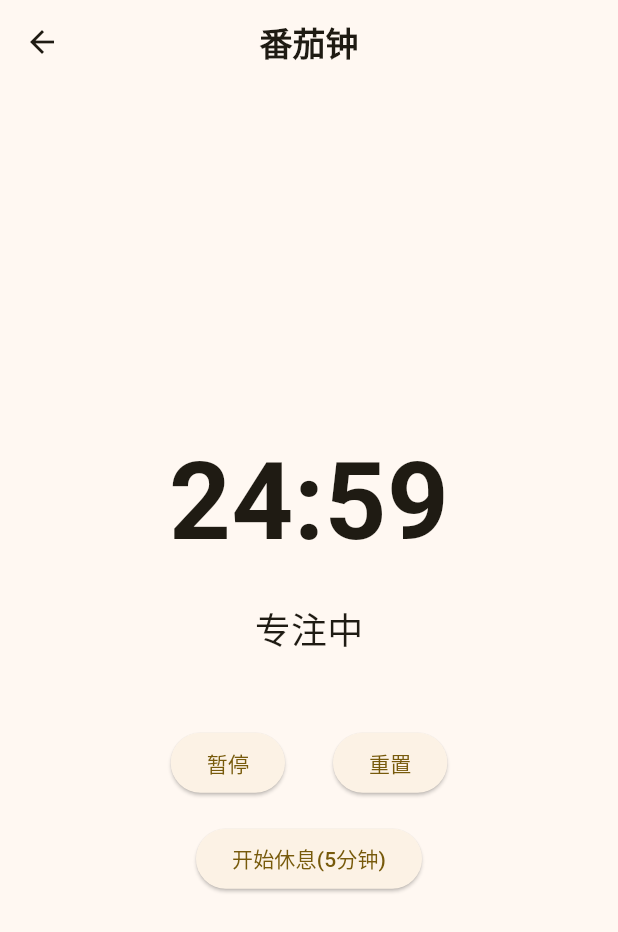
After one commit to s906903912/jinbeibei-robot, a Flutter app: the PomodoroScreen screen opened by its route, after a tap on "开始专注", on a phone screen of 412 x 824 dp. The commit adds this screen. Shown: the top 932 px of the screen. Run offline on Flutter 3.47's test engine with Material 3 defaults, Android fonts, the phone set to English and light mode, and no system bars; our stand-ins replace hive, speech_to_text; accounts and stored records are empty; network calls fail; Roboto replaces fonts that are missing (MiSans).

Commit message:
feat: 添加番茄钟和倒计时提醒功能

```diff
--- a/app/lib/config/routes.dart
+++ b/app/lib/config/routes.dart
@@ -6,6 +6,8 @@ import '../screens/settings/settings_screen.dart';
 import '../screens/device/device_pairing_screen.dart';
 import '../screens/weather/weather_screen.dart';
 import '../screens/todo/todo_screen.dart';
+import '../screens/pomodoro/pomodoro_screen.dart';
+import '../screens/timer/timer_screen.dart';
 
 /// 路由配置
 class Routes {
@@ -17,6 +19,8 @@ class Routes {
   static const String devicePairing = '/device-pairing';
   static const String weather = '/weather';
   static const String todo = '/todo';
+  static const String pomodoro = '/pomodoro';
+  static const String timer = '/timer';
 
   /// 生成路由
   static Route<dynamic> generateRoute(RouteSettings settings) {
@@ -52,6 +56,12 @@ class Routes {
       case Routes.todo:
         return MaterialPageRoute(builder: (_) => const TodoScreen());
 
+      case Routes.pomodoro:
+        return MaterialPageRoute(builder: (_) => const PomodoroScreen());
+
+      case Routes.timer:
+        return MaterialPageRoute(builder: (_) => const TimerScreen());
+
       default:
         return MaterialPageRoute(
           builder: (_) => Scaffold(
--- /dev/null
+++ b/app/lib/screens/pomodoro/pomodoro_screen.dart
@@ -0,0 +1,69 @@
+import 'package:flutter/material.dart';
+import 'package:provider/provider.dart';
+import '../../services/pomodoro_service.dart';
+
+class PomodoroScreen extends StatelessWidget {
+  const PomodoroScreen({super.key});
+
+  @override
+  Widget build(BuildContext context) {
+    return ChangeNotifierProvider(
+      create: (_) => PomodoroService(),
+      child: Scaffold(
+        appBar: AppBar(title: const Text('番茄钟')),
+        body: Consumer<PomodoroService>(
+          builder: (context, pomodoro, _) {
+            return Center(
+              child: Column(
+                mainAxisAlignment: MainAxisAlignment.center,
+                children: [
+                  Text(
+                    pomodoro.timeDisplay,
+                    style: const TextStyle(fontSize: 72, fontWeight: FontWeight.bold),
+                  ),
+                  const SizedBox(height: 16),
+                  Text(
+                    pomodoro.isBreak ? '休息中' : '专注中',
+                    style: const TextStyle(fontSize: 24),
+                  ),
+                  const SizedBox(height: 48),
+                  Row(
+                    mainAxisAlignment: MainAxisAlignment.center,
+                    children: [
+                      if (!pomodoro.isRunning)
+                        ElevatedButton(
+                          onPressed: () => pomodoro.start(),
+                          child: const Text('开始专注'),
+                        ),
+                      if (pomodoro.isRunning)
+                        ElevatedButton(
+                          onPressed: () => pomodoro.pause(),
+                          child: const Text('暂停'),
+                        ),
+                      const SizedBox(width: 16),
+                      if (!pomodoro.isRunning && pomodoro.remainingSeconds < 25 * 60)
+                        ElevatedButton(
+                          onPressed: () => pomodoro.resume(),
+                          child: const Text('继续'),
+                        ),
+                      const SizedBox(width: 16),
+                      ElevatedButton(
+                        onPressed: () => pomodoro.reset(),
+                        child: const Text('重置'),
+                      ),
+                    ],
+                  ),
+                  const SizedBox(height: 16),
+                  ElevatedButton(
+                    onPressed: () => pomodoro.startBreak(),
+                    child: const Text('开始休息(5分钟)'),
+                  ),
+                ],
+              ),
+            );
+          },
+        ),
+      ),
+    );
+  }
+}
--- /dev/null
+++ b/app/lib/services/pomodoro_service.dart
@@ -0,0 +1,85 @@
+import 'dart:async';
+import 'package:flutter/foundation.dart';
+
+/// 番茄钟服务
+class PomodoroService extends ChangeNotifier {
+  Timer? _timer;
+  int _remainingSeconds = 25 * 60; // 默认25分钟
+  bool _isRunning = false;
+  bool _isBreak = false;
+
+  int get remainingSeconds => _remainingSeconds;
+  bool get isRunning => _isRunning;
+  bool get isBreak => _isBreak;
+
+  String get timeDisplay {
+    final minutes = _remainingSeconds ~/ 60;
+    final seconds = _remainingSeconds % 60;
+    return '${minutes.toString().padLeft(2, '0')}:${seconds.toString().padLeft(2, '0')}';
+  }
+
+  /// 开始番茄钟
+  void start({int minutes = 25}) {
+    _remainingSeconds = minutes * 60;
+    _isRunning = true;
+    _isBreak = false;
+    _startTimer();
+    notifyListeners();
+  }
+
+  /// 开始休息
+  void startBreak({int minutes = 5}) {
+    _remainingSeconds = minutes * 60;
+    _isRunning = true;
+    _isBreak = true;
+    _startTimer();
+    notifyListeners();
+  }
+
+  /// 暂停
+  void pause() {
+    _isRunning = false;
+    _timer?.cancel();
+    notifyListeners();
+  }
+
+  /// 继续
+  void resume() {
+    _isRunning = true;
+    _startTimer();
+    notifyListeners();
+  }
+
+  /// 重置
+  void reset() {
+    _timer?.cancel();
+    _isRunning = false;
+    _remainingSeconds = 25 * 60;
+    notifyListeners();
+  }
+
+  void _startTimer() {
+    _timer?.cancel();
+    _timer = Timer.periodic(const Duration(seconds: 1), (timer) {
+      if (_remainingSeconds > 0) {
+        _remainingSeconds--;
+        notifyListeners();
+      } else {
+        _onComplete();
+      }
+    });
+  }
+
+  void _onComplete() {
+    _timer?.cancel();
+    _isRunning = false;
+    debugPrint('[Pomodoro] ${_isBreak ? "休息" : "专注"}时间结束');
+    notifyListeners();
+  }
+
+  @override
+  void dispose() {
+    _timer?.cancel();
+    super.dispose();
+  }
+}
```
Also changed, not shown: app/lib/screens/timer/timer_screen.dart (added, +98 -0 lines), app/lib/services/timer_service.dart (added, +66 -0 lines).
